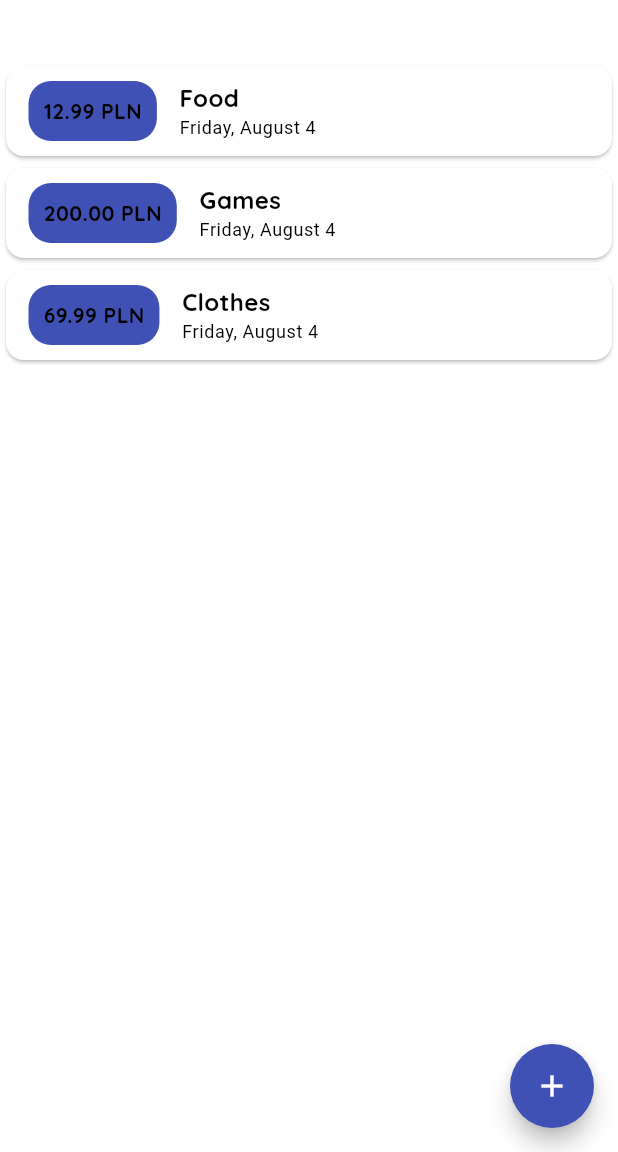
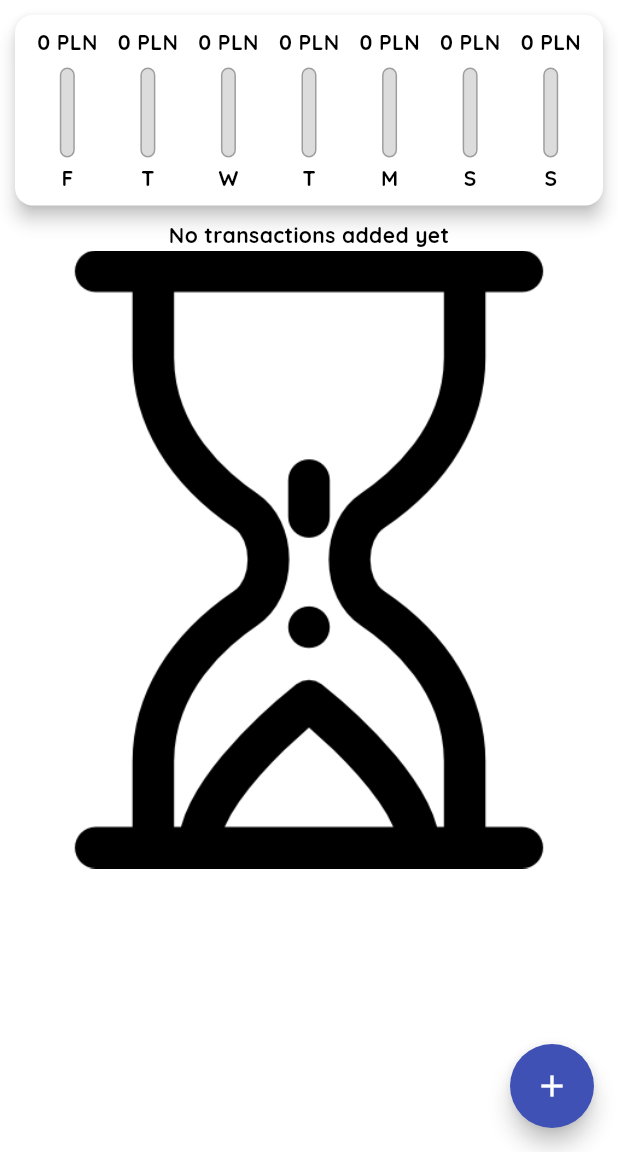
Before and after one commit to Tomushh97/expenses_app, a Flutter app: the screen it shows after launch, on a phone screen of 412 x 824 dp, the part 84-1236 px from its top. Run offline on Flutter 3.47's test engine with Material 2 defaults, Android fonts, the phone set to English and light mode, and no system bars.

Commit message:
added chart bars and filling them

```diff
--- a/lib/main.dart
+++ b/lib/main.dart
@@ -17,7 +17,6 @@ class MyApp extends StatelessWidget {
       theme: ThemeData(
         useMaterial3: true,
         colorScheme: ColorScheme.fromSwatch(primarySwatch: Colors.indigo),
-        primaryColor: Colors.lightBlue[800],
         appBarTheme: const AppBarTheme(
             titleTextStyle: TextStyle(
                 color: Colors.white,
@@ -52,11 +51,7 @@ class MyHomePage extends StatefulWidget {
 }
 
 class _MyHomePageState extends State<MyHomePage> {
-  final List<Transaction> _userTransactions = [
-    Transaction(id: '1', title: 'Food', amount: 12.99, date: DateTime.now()),
-    Transaction(id: '2', title: 'Games', amount: 200, date: DateTime.now()),
-    Transaction(id: '3', title: 'Clothes', amount: 69.99, date: DateTime.now()),
-  ];
+  final List<Transaction> _userTransactions = [];
 
   List<Transaction> get _recentTransactions {
     return _userTransactions.where((tx) {
--- a/lib/widgets/chart.dart
+++ b/lib/widgets/chart.dart
@@ -1,3 +1,4 @@
+import 'package:expenses_app/widgets/chart_bar.dart';
 import 'package:intl/intl.dart';
 import 'package:expenses_app/models/transaction.dart';
 import 'package:flutter/material.dart';
@@ -20,17 +21,40 @@ class Chart extends StatelessWidget {
           totalSum += recentTransactions[i].amount;
         }
       }
-      return {'day': DateFormat.E().format(weekDay), 'amount': totalSum};
+      return {
+        'day': DateFormat.E().format(weekDay).substring(0, 1),
+        'amount': totalSum
+      };
+    });
+  }
+
+  double get totalSpending {
+    return groupedTransactionValues.fold(0.0, (sum, item) {
+      return sum + (item['amount'] as double);
     });
   }
 
   @override
   Widget build(BuildContext context) {
-    return const Card(
+    return Card(
         elevation: 5,
-        margin: EdgeInsets.all(20),
-        child: Row(
-          children: <Widget>[],
+        margin: const EdgeInsets.all(10),
+        child: Padding(
+          padding: const EdgeInsets.all(8.0),
+          child: Row(
+            mainAxisAlignment: MainAxisAlignment.spaceAround,
+            children: groupedTransactionValues.map((data) {
+              return Flexible(
+                fit: FlexFit.tight,
+                child: ChartBar(
+                    data['day'].toString(),
+                    (data['amount'] as double),
+                    totalSpending == 0.0
+                        ? 0.0
+                        : (data['amount'] as double) / totalSpending),
+              );
+            }).toList(),
+          ),
         ));
   }
 }
--- /dev/null
+++ b/lib/widgets/chart_bar.dart
@@ -0,0 +1,49 @@
+import 'package:flutter/material.dart';
+
+class ChartBar extends StatelessWidget {
+  final String label;
+  final double spendingAmount;
+  final double spendingPctOfTotal;
+
+  ChartBar(this.label, this.spendingAmount, this.spendingPctOfTotal);
+
+  @override
+  Widget build(BuildContext context) {
+    return Column(
+      children: <Widget>[
+        FittedBox(child: Text('${spendingAmount.toStringAsFixed(0)} PLN')),
+        SizedBox(
+          height: 7,
+        ),
+        Container(
+          height: 60,
+          width: 10,
+          child: Stack(
+            children: <Widget>[
+              Container(
+                decoration: BoxDecoration(
+                  border: Border.all(color: Colors.grey, width: 1),
+                  color: Color.fromRGBO(220, 220, 220, 1),
+                  borderRadius: BorderRadius.circular(10),
+                ),
+              ),
+              FractionallySizedBox(
+                heightFactor: spendingPctOfTotal,
+                child: Container(
+                  decoration: BoxDecoration(
+                    color: Theme.of(context).colorScheme.primary,
+                    borderRadius: BorderRadius.circular(10),
+                  ),
+                ),
+              )
+            ],
+          ),
+        ),
+        SizedBox(
+          height: 4,
+        ),
+        Text(label),
+      ],
+    );
+  }
+}
--- a/lib/widgets/transaction_list.dart
+++ b/lib/widgets/transaction_list.dart
@@ -10,7 +10,7 @@ class TransactionList extends StatelessWidget {
   @override
   Widget build(BuildContext context) {
     return Container(
-      height: 400,
+      height: 300,
       child: _userTransactions.isEmpty
           ? Column(
               children: <Widget>[
```
